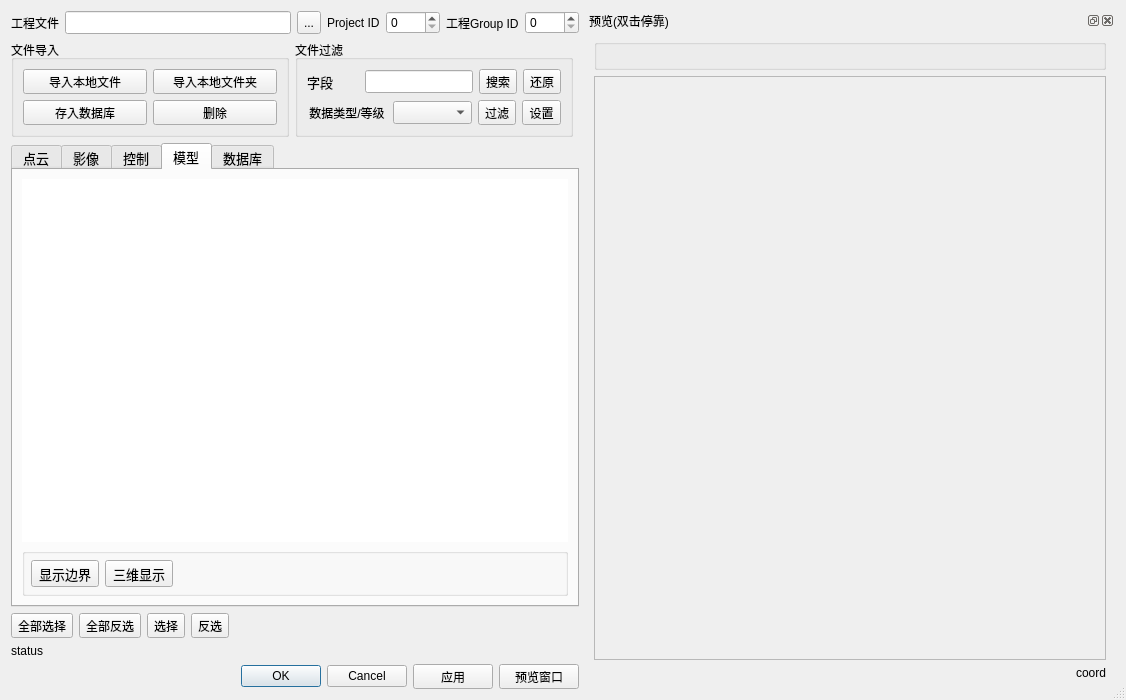
Qt form qCC/ui_templates/bdrProjectDlg.ui (CloudCompare/CloudCompare) before a commit.
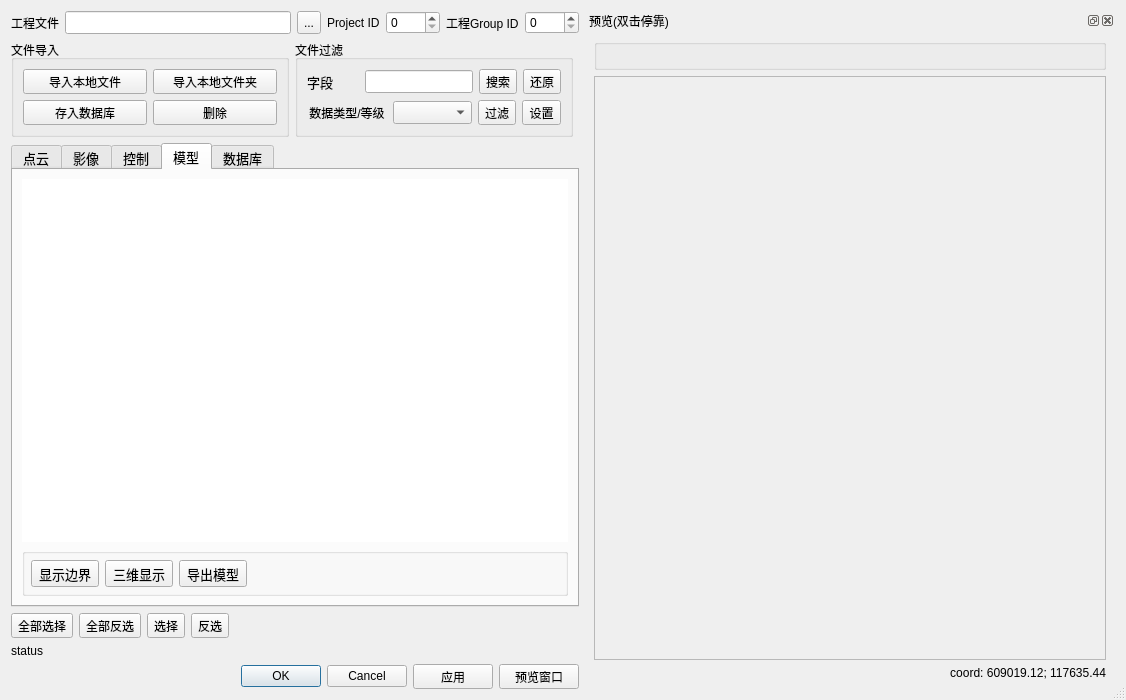
The same form after that commit. The open tabs and pages were chosen to show the change. Icons and pictures are not drawn.

Diff of the .ui file:
```diff
--- a/qCC/ui_templates/bdrProjectDlg.ui
+++ b/qCC/ui_templates/bdrProjectDlg.ui
@@ -988,6 +988,22 @@
               </property>
              </widget>
             </item>
+            <item>
+             <widget class="QToolButton" name="exportModelToolButton">
+              <property name="minimumSize">
+               <size>
+                <width>0</width>
+                <height>23</height>
+               </size>
+              </property>
+              <property name="text">
+               <string>导出模型</string>
+              </property>
+              <property name="checkable">
+               <bool>true</bool>
+              </property>
+             </widget>
+            </item>
             <item>
              <spacer name="horizontalSpacer_4">
               <property name="orientation">
@@ -1396,7 +1412,7 @@
           </sizepolicy>
          </property>
          <property name="text">
-          <string>coord</string>
+          <string>coord: 609019.12; 117635.44</string>
          </property>
          <property name="alignment">
           <set>Qt::AlignRight|Qt::AlignTrailing|Qt::AlignVCenter</set>
```
Left out of the diff: 41 changed lines with no effect on the pictures. Lines whose indentation alone changed are shown as unchanged.
